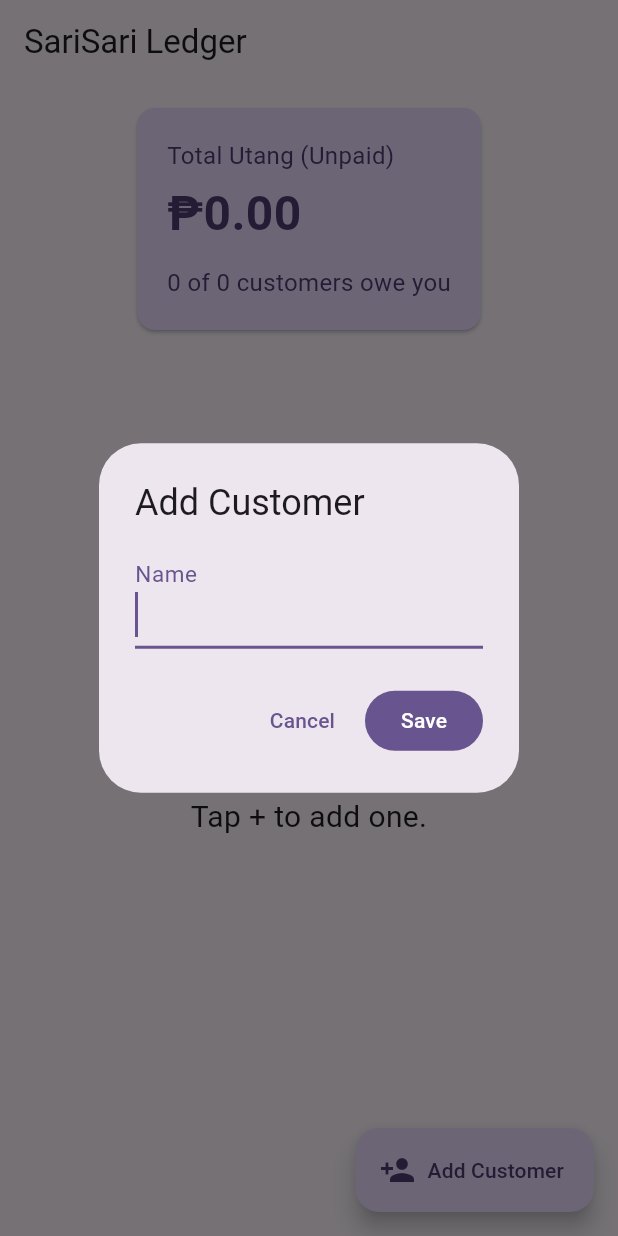
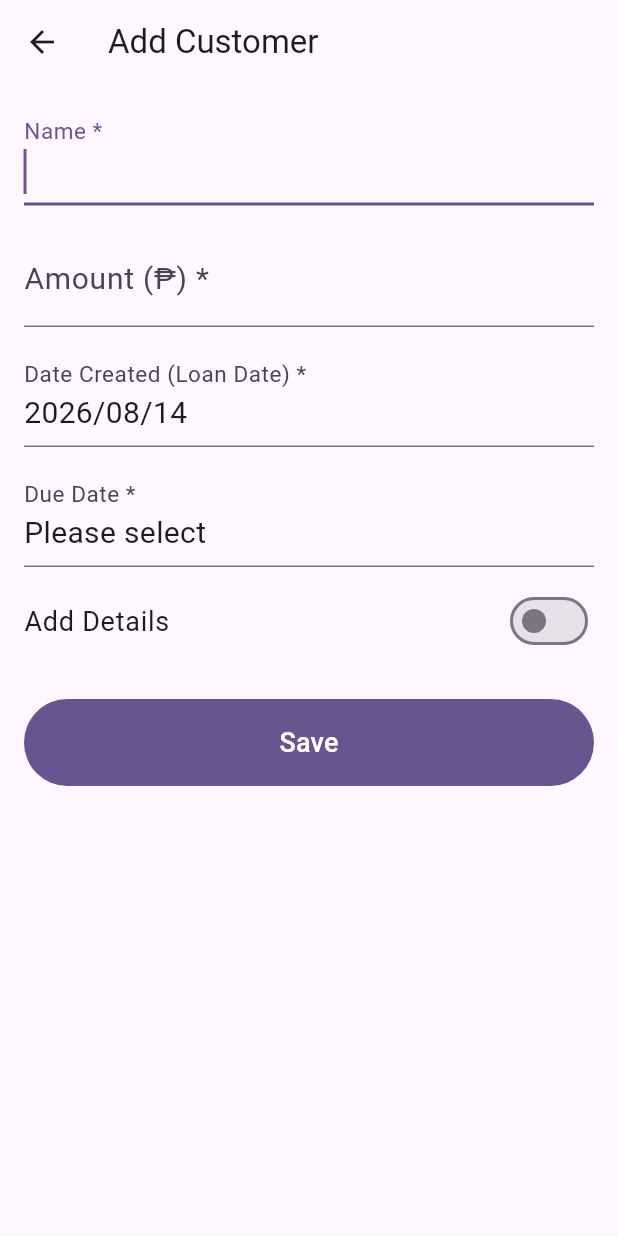
Before and after one commit to 0kuninotokotachi/SariSari-Ledger, a Flutter app: the screen it shows after launch, after a tap on "Add Customer", on a phone screen of 412 x 824 dp. Run offline on Flutter 3.47's test engine with Material 3 defaults, Android fonts, the phone set to English and light mode, and no system bars; our stand-ins replace isar; accounts and stored records are empty; generated files the repository leaves out were written again.

Commit message:
Add customer creation screen with required/optional fields
Replaces the name-only add-customer dialog with a full screen: required
name/amount/loan date/due date, plus a collapsible "Add Details" section
for phone, address, Facebook ID, email, notes, and a loan memo. Surfaces
duplicate-name errors inline. Dashboard FAB now pushes this screen.

```diff
--- /dev/null
+++ b/lib/screens/add_customer_screen.dart
@@ -0,0 +1,254 @@
+import 'package:flutter/material.dart';
+import 'package:provider/provider.dart';
+
+import '../providers/customer_provider.dart';
+
+class AddCustomerScreen extends StatefulWidget {
+  const AddCustomerScreen({super.key});
+
+  @override
+  State<AddCustomerScreen> createState() => _AddCustomerScreenState();
+}
+
+class _AddCustomerScreenState extends State<AddCustomerScreen> {
+  final _formKey = GlobalKey<FormState>();
+  final _nameController = TextEditingController();
+  final _amountController = TextEditingController();
+  final _phoneController = TextEditingController();
+  final _addressController = TextEditingController();
+  final _facebookController = TextEditingController();
+  final _emailController = TextEditingController();
+  final _notesController = TextEditingController();
+  final _descriptionController = TextEditingController();
+
+  DateTime _loanDate = DateTime.now();
+  DateTime? _dueDate;
+  bool _showDetails = false;
+  bool _isSaving = false;
+  String? _nameError;
+
+  @override
+  void dispose() {
+    _nameController.dispose();
+    _amountController.dispose();
+    _phoneController.dispose();
+    _addressController.dispose();
+    _facebookController.dispose();
+    _emailController.dispose();
+    _notesController.dispose();
+    _descriptionController.dispose();
+    super.dispose();
+  }
+
+  Future<void> _pickDate({required bool isDueDate}) async {
+    final initial = isDueDate ? (_dueDate ?? _loanDate) : _loanDate;
+    final picked = await showDatePicker(
+      context: context,
+      initialDate: initial,
+      firstDate: DateTime(2000),
+      lastDate: DateTime(2100),
+    );
+    if (picked == null) return;
+    setState(() {
+      if (isDueDate) {
+        _dueDate = picked;
+      } else {
+        _loanDate = picked;
+      }
+    });
+  }
+
+  Future<void> _save() async {
+    setState(() => _nameError = null);
+    if (!(_formKey.currentState?.validate() ?? false)) return;
+    if (_dueDate == null) {
+      ScaffoldMessenger.of(context).showSnackBar(
+        const SnackBar(content: Text('Please select a due date')),
+      );
+      return;
+    }
+
+    final provider = context.read<CustomerProvider>();
+    final name = _nameController.text.trim();
+
+    setState(() => _isSaving = true);
+    try {
+      await provider.addCustomerWithInitialUtang(
+        name: name,
+        amount: double.parse(_amountController.text.trim()),
+        loanDate: _loanDate,
+        dueDate: _dueDate!,
+        phoneNumber: _emptyToNull(_phoneController.text),
+        address: _emptyToNull(_addressController.text),
+        facebookId: _emptyToNull(_facebookController.text),
+        email: _emptyToNull(_emailController.text),
+        notes: _emptyToNull(_notesController.text),
+        description: _emptyToNull(_descriptionController.text),
+      );
+      if (mounted) Navigator.of(context).pop();
+    } on DuplicateCustomerNameException {
+      setState(() {
+        _nameError = 'This name is already registered';
+        _isSaving = false;
+      });
+    } catch (_) {
+      setState(() => _isSaving = false);
+      if (mounted) {
+        ScaffoldMessenger.of(context).showSnackBar(
+          const SnackBar(content: Text('Failed to save. Please try again.')),
+        );
+      }
+    }
+  }
+
+  String? _emptyToNull(String value) {
+    final trimmed = value.trim();
+    return trimmed.isEmpty ? null : trimmed;
+  }
+
+  String _formatDate(DateTime date) =>
+      '${date.year}/${date.month.toString().padLeft(2, '0')}/${date.day.toString().padLeft(2, '0')}';
+
+  @override
+  Widget build(BuildContext context) {
+    return Scaffold(
+      appBar: AppBar(title: const Text('Add Customer')),
+      body: Form(
+        key: _formKey,
+        child: ListView(
+          padding: const EdgeInsets.all(16),
+          children: [
+            TextFormField(
+              controller: _nameController,
+              autofocus: true,
+              style: const TextStyle(fontSize: 20),
+              decoration: InputDecoration(
+                labelText: 'Name *',
+                errorText: _nameError,
+              ),
+              validator: (value) =>
+                  (value == null || value.trim().isEmpty) ? 'Please enter a name' : null,
+              onChanged: (_) {
+                if (_nameError != null) setState(() => _nameError = null);
+              },
+            ),
+            const SizedBox(height: 16),
+            TextFormField(
+              controller: _amountController,
+              style: const TextStyle(fontSize: 20),
+              decoration: const InputDecoration(labelText: 'Amount (₱) *'),
+              keyboardType: const TextInputType.numberWithOptions(decimal: true),
+              validator: (value) {
+                final amount = double.tryParse((value ?? '').trim());
+                if (amount == null || amount <= 0) return 'Please enter a valid amount';
+                return null;
+              },
+            ),
+            const SizedBox(height: 16),
+            _DateField(
+              label: 'Date Created (Loan Date) *',
+              date: _loanDate,
+              formatDate: _formatDate,
+              onTap: () => _pickDate(isDueDate: false),
+            ),
+            const SizedBox(height: 16),
+            _DateField(
+              label: 'Due Date *',
+              date: _dueDate,
+              formatDate: _formatDate,
+              onTap: () => _pickDate(isDueDate: true),
+            ),
+            const SizedBox(height: 8),
+            SwitchListTile(
+              contentPadding: EdgeInsets.zero,
+              title: const Text('Add Details', style: TextStyle(fontSize: 18)),
+              value: _showDetails,
+              onChanged: (value) => setState(() => _showDetails = value),
+            ),
+            if (_showDetails) ...[
+              TextFormField(
+                controller: _phoneController,
+                style: const TextStyle(fontSize: 18),
+                decoration: const InputDecoration(labelText: 'Phone Number'),
+                keyboardType: TextInputType.phone,
+              ),
+              const SizedBox(height: 12),
+              TextFormField(
+                controller: _addressController,
+                style: const TextStyle(fontSize: 18),
+                decoration: const InputDecoration(labelText: 'Address'),
+              ),
+              const SizedBox(height: 12),
+              TextFormField(
+                controller: _facebookController,
+                style: const TextStyle(fontSize: 18),
+                decoration: const InputDecoration(labelText: 'Facebook ID'),
+              ),
+              const SizedBox(height: 12),
+              TextFormField(
+                controller: _emailController,
+                style: const TextStyle(fontSize: 18),
+                decoration: const InputDecoration(labelText: 'Email Address'),
+                keyboardType: TextInputType.emailAddress,
+              ),
+              const SizedBox(height: 12),
+              TextFormField(
+                controller: _notesController,
+                style: const TextStyle(fontSize: 18),
+                decoration: const InputDecoration(labelText: 'Notes'),
+                maxLines: 2,
+              ),
+              const SizedBox(height: 12),
+              TextFormField(
+                controller: _descriptionController,
+                style: const TextStyle(fontSize: 18),
+                decoration: const InputDecoration(labelText: 'Loan Description'),
+                maxLines: 2,
+              ),
+            ],
+            const SizedBox(height: 24),
+            FilledButton(
+              onPressed: _isSaving ? null : _save,
+              style: FilledButton.styleFrom(padding: const EdgeInsets.symmetric(vertical: 16)),
+              child: _isSaving
+                  ? const SizedBox(
+                      height: 20,
+                      width: 20,
+                      child: CircularProgressIndicator(strokeWidth: 2),
+                    )
+                  : const Text('Save', style: TextStyle(fontSize: 18)),
+            ),
+          ],
+        ),
+      ),
+    );
+  }
+}
+
+class _DateField extends StatelessWidget {
+  const _DateField({
+    required this.label,
+    required this.date,
+    required this.formatDate,
+    required this.onTap,
+  });
+
+  final String label;
+  final DateTime? date;
+  final String Function(DateTime) formatDate;
+  final VoidCallback onTap;
+
+  @override
+  Widget build(BuildContext context) {
+    return InkWell(
+      onTap: onTap,
+      child: InputDecorator(
+        decoration: InputDecoration(labelText: label),
+        child: Text(
+          date == null ? 'Please select' : formatDate(date!),
+          style: const TextStyle(fontSize: 20),
+        ),
+      ),
+    );
+  }
+}
--- a/lib/screens/home_screen.dart
+++ b/lib/screens/home_screen.dart
@@ -4,42 +4,12 @@ import 'package:provider/provider.dart';
 import '../providers/customer_provider.dart';
 import '../widgets/customer_tile.dart';
 import '../widgets/utang_summary_card.dart';
+import 'add_customer_screen.dart';
+import 'customer_detail_screen.dart';
+import 'customer_list_screen.dart';
 
 class HomeScreen extends StatelessWidget {
   const HomeScreen({super.key});
-
-  Future<void> _showAddCustomerDialog(BuildContext context) async {
-    final nameController = TextEditingController();
-    final provider = context.read<CustomerProvider>();
-
-    await showDialog<void>(
-      context: context,
-      builder: (dialogContext) => AlertDialog(
-        title: const Text('Add Customer'),
-        content: TextField(
-          controller: nameController,
-          autofocus: true,
-          style: const TextStyle(fontSize: 20),
-          decoration: const InputDecoration(labelText: 'Name'),
-        ),
-        actions: [
-          TextButton(
-            onPressed: () => Navigator.of(dialogContext).pop(),
-            child: const Text('Cancel'),
-          ),
-          FilledButton(
-            onPressed: () async {
-              final name = nameController.text.trim();
-              if (name.isEmpty) return;
-              await provider.addCustomer(name);
-              if (dialogContext.mounted) Navigator.of(dialogContext).pop();
-            },
-            child: const Text('Save'),
-          ),
-        ],
-      ),
-    );
-  }
 
   @override
   Widget build(BuildContext context) {
@@ -53,10 +23,25 @@ class HomeScreen extends StatelessWidget {
             customersWithUtang: provider.customersWithUtangCount,
           );
 
+          final listNavTile = Padding(
+            padding: const EdgeInsets.symmetric(horizontal: 16),
+            child: Card(
+              child: ListTile(
+                leading: const Icon(Icons.list_alt),
+                title: const Text('View Customer List', style: TextStyle(fontSize: 18)),
+                trailing: const Icon(Icons.chevron_right),
+                onTap: () => Navigator.of(context).push(
+                  MaterialPageRoute(builder: (_) => const CustomerListScreen()),
+                ),
+              ),
+            ),
+          );
+
           if (provider.customers.isEmpty) {
             return Column(
               children: [
                 summary,
+                listNavTile,
                 const Expanded(
                   child: Center(
                     child: Text(
@@ -73,6 +58,8 @@ class HomeScreen extends StatelessWidget {
           return Column(
             children: [
               summary,
+              listNavTile,
+              const SizedBox(height: 8),
               const Padding(
                 padding: EdgeInsets.symmetric(horizontal: 16),
                 child: Align(
@@ -88,7 +75,15 @@ class HomeScreen extends StatelessWidget {
                 child: ListView.builder(
                   itemCount: provider.customers.length,
                   itemBuilder: (context, index) {
-                    return CustomerTile(customer: provider.customers[index]);
+                    final customer = provider.customers[index];
+                    return CustomerTile(
+                      customer: customer,
+                      onTap: () => Navigator.of(context).push(
+                        MaterialPageRoute(
+                          builder: (_) => CustomerDetailScreen(customerId: customer.id),
+                        ),
+                      ),
+                    );
                   },
                 ),
               ),
@@ -97,7 +92,9 @@ class HomeScreen extends StatelessWidget {
         },
       ),
       floatingActionButton: FloatingActionButton.extended(
-        onPressed: () => _showAddCustomerDialog(context),
+        onPressed: () => Navigator.of(context).push(
+          MaterialPageRoute(builder: (_) => const AddCustomerScreen()),
+        ),
         icon: const Icon(Icons.person_add),
         label: const Text('Add Customer'),
       ),
```
